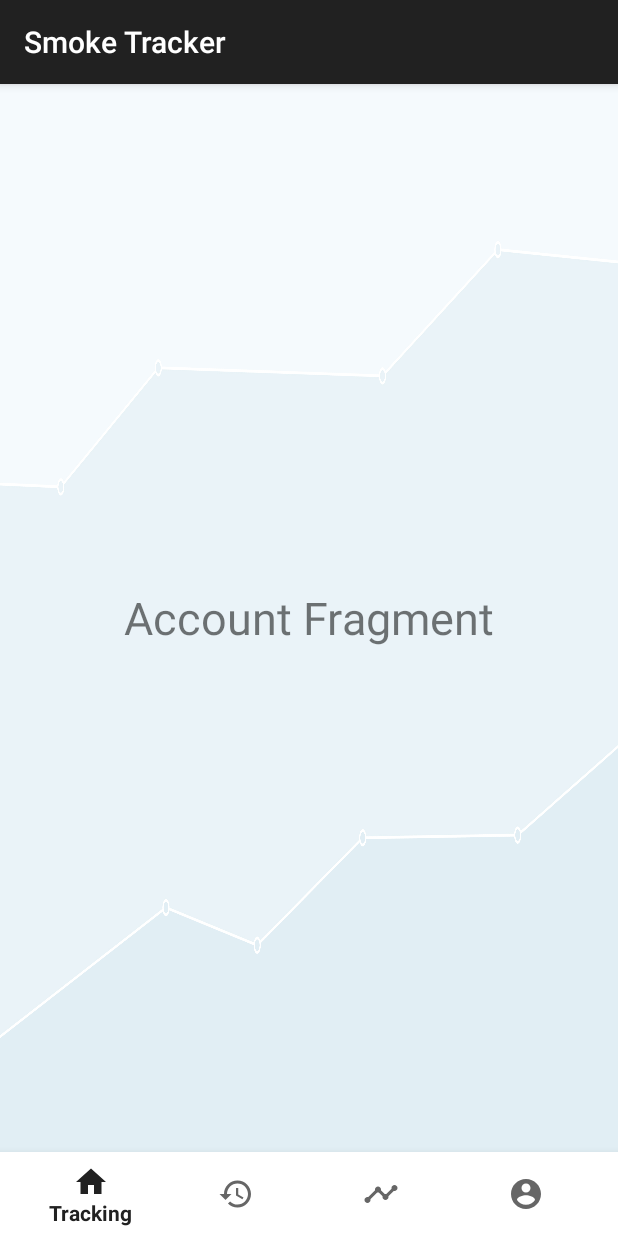
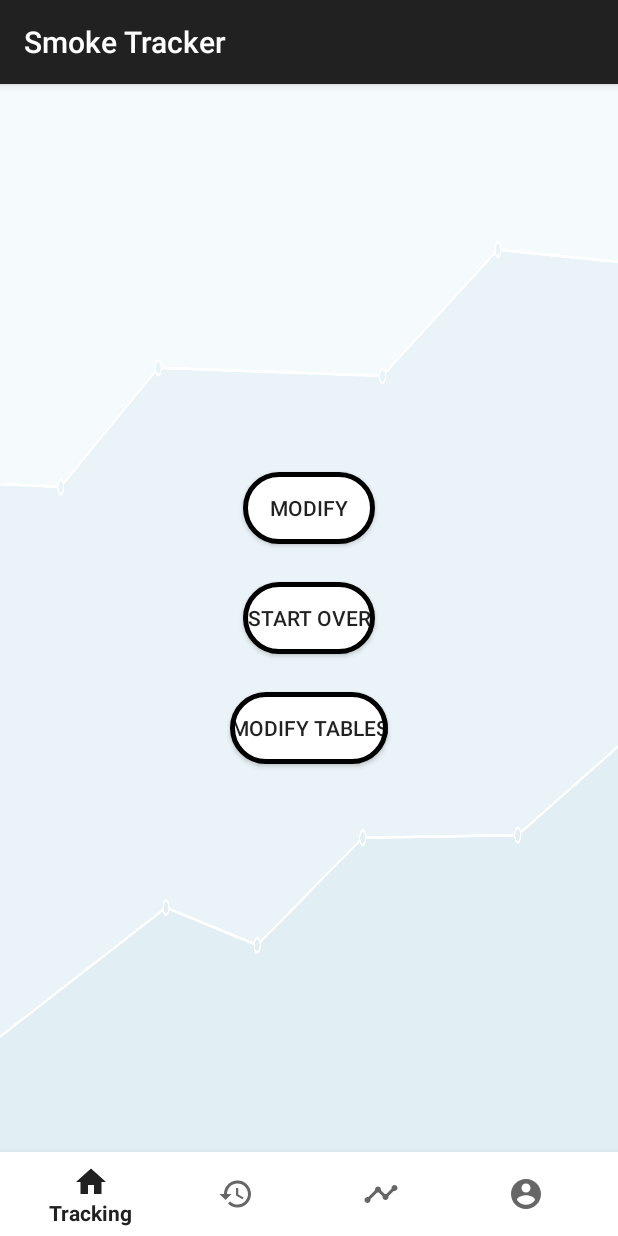
Before and after one commit to mathieufavez/SmokeTracker_Weber_Favez, an Android app: the fragment AccountFragment placed in its activity, on a phone screen of 412 x 824 dp. Run offline under Robolectric (Android 15) with nearby library versions, the phone set to English and light mode, and no system bars.

Commit message:
Welcome Screen done

```diff
--- a/app/src/main/AndroidManifest.xml
+++ b/app/src/main/AndroidManifest.xml
@@ -9,9 +9,11 @@
         android:roundIcon="@drawable/logoicone"
         android:supportsRtl="true"
         android:theme="@style/Theme.AppCompat.Light.DarkActionBar">
-        <activity android:name=".History_list_data_Activity"></activity>
+        <activity android:name=".History_list_data_Activity"/>
         <activity android:name=".TrackingActivity" />
         <activity android:name=".HomeActivity" />
+        <activity android:name=".AccountActivity" />
+        <activity android:name=".ModifyTablesActivity" />
         <activity android:name=".MainActivity">
             <intent-filter>
                 <action android:name="android.intent.action.MAIN" />
--- a/app/src/main/res/layout/fragment_account.xml
+++ b/app/src/main/res/layout/fragment_account.xml
@@ -1,16 +1,57 @@
 <?xml version="1.0" encoding="utf-8"?>
+
 <RelativeLayout
     xmlns:android="http://schemas.android.com/apk/res/android"
     android:layout_width="match_parent"
     android:layout_height="match_parent"
-    android:background="@drawable/lightsilverbackground">
+    android:background="@drawable/lightsilverbackground"
+    android:orientation="vertical">
 
     <TextView
+        android:id="@+id/account_text_view"
+        android:layout_width="match_parent"
+        android:layout_height="wrap_content"
+        android:layout_margin="15dp"
+        android:padding="10dp"
+        android:text="Account"
+        android:textAlignment="center"
+        android:textColor="@color/colorBlack"
+        android:textSize="25sp"
+        android:textStyle="bold" />
+
+    <LinearLayout
+        android:layout_width="match_parent"
+        android:layout_height="match_parent"
+        android:background="@drawable/lightsilverbackground"
+        android:orientation="vertical"
+        android:gravity="center">
+
+
+    <Button
+        android:id="@+id/button_modify"
         android:layout_width="wrap_content"
         android:layout_height="wrap_content"
-        android:text="Account Fragment"
-        android:textSize="30sp"
-        android:layout_centerInParent="true"
+        android:background="@drawable/myborder"
+        android:layout_marginBottom="25dp"
+        android:text="modify"
         />
 
+    <Button
+        android:id="@+id/button_start_over"
+        android:layout_width="wrap_content"
+        android:layout_height="wrap_content"
+        android:background="@drawable/myborder"
+        android:layout_marginBottom="25dp"
+        android:text="start over"
+        />
+
+    <Button
+        android:id="@+id/button_modify_tables"
+        android:layout_width="wrap_content"
+        android:layout_height="wrap_content"
+        android:background="@drawable/myborder"
+        android:text="modify tables"
+        />
+
+    </LinearLayout>
 </RelativeLayout>
```
Also changed, not shown: app/src/main/java/com/example/smoketracker_weber_favez/AccountActivity.java (added, +49 -0 lines), app/src/main/java/com/example/smoketracker_weber_favez/ModifyTablesActivity.java (added, +49 -0 lines), app/src/main/res/layout/activity_account.xml (added, +26 -0 lines), app/src/main/res/layout/activity_modify_tables.xml (added, +51 -0 lines), 1 other file.
